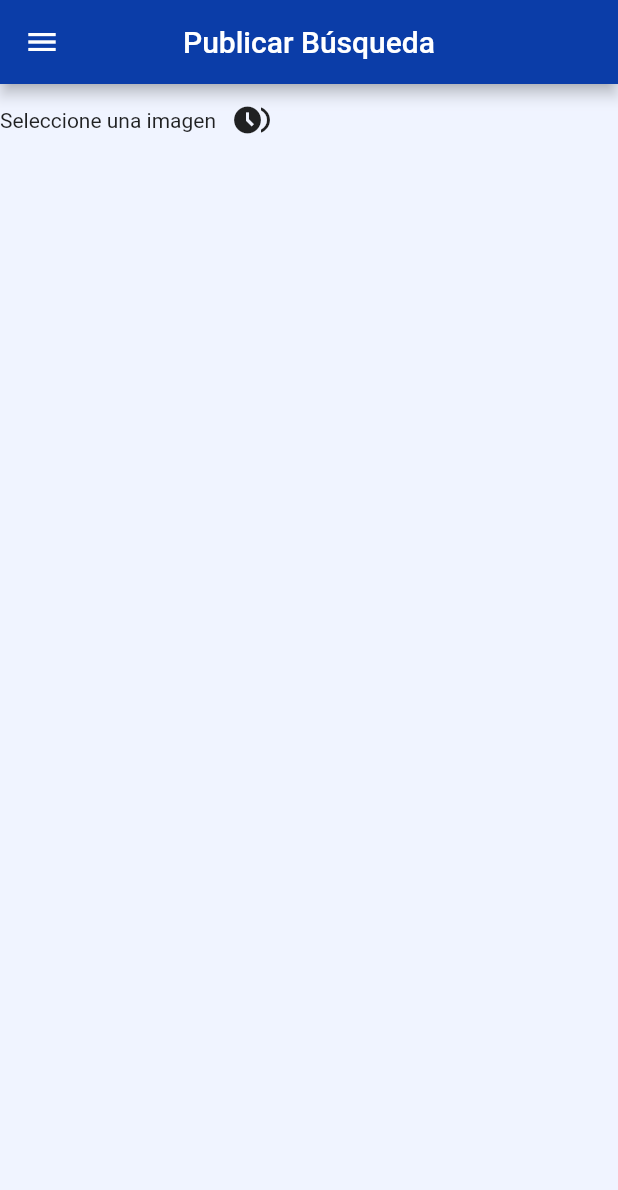
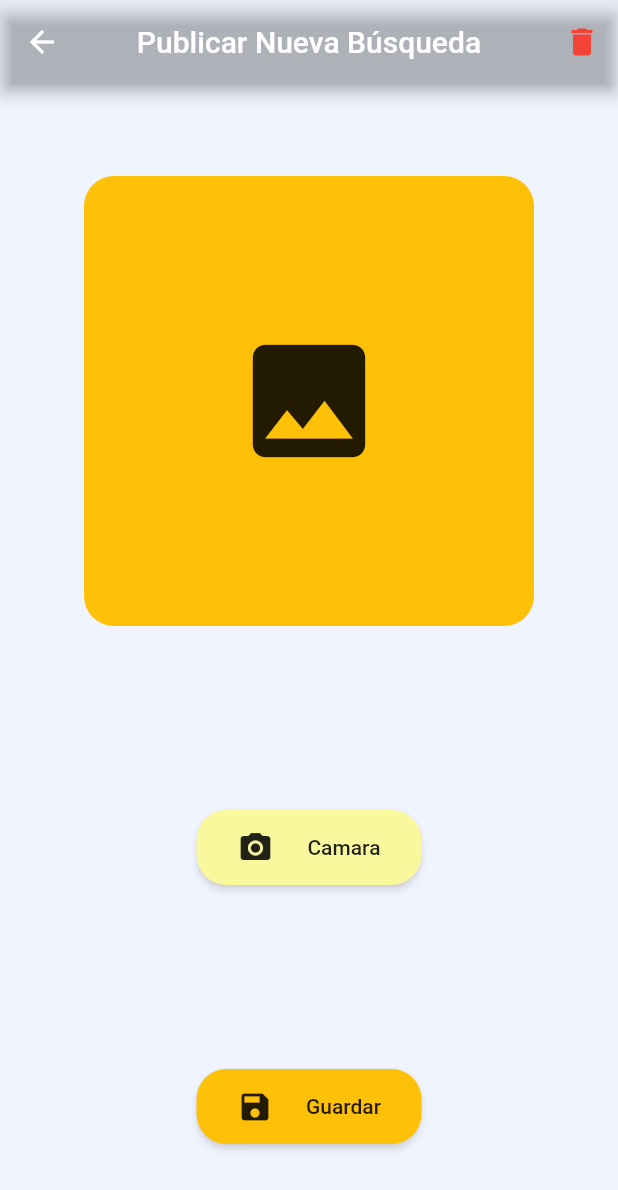
Before and after one commit to pao3cf/buscappme, a Flutter app: the PublicarBusquedaScreen screen opened by its route, on a phone screen of 412 x 824 dp. Shown: the top 1190 px of the screen. Run offline on Flutter 3.47's test engine with Material 2 defaults, Android fonts, the phone set to English and light mode, and no system bars; our stand-ins replace flutter_secure_storage, google_fonts, image_picker, shared_preferences, supabase_flutter; accounts and stored records are empty.

```diff
--- a/lib/main.dart
+++ b/lib/main.dart
@@ -1,3 +1,4 @@
+import 'package:buscappme/domain/providers/storage_provider.dart';
 import 'package:buscappme/domain/providers/theme_provider.dart';
 // import 'package:buscappme/onboarding/onboarding_page.dart';
 import 'package:buscappme/preferences/preferences.dart';
@@ -24,6 +25,9 @@ void main() async {
         ChangeNotifierProvider(
           create: (_) => AuthService(),
         ),
+        ChangeNotifierProvider(
+          create: (_) => StorageImageProvider(),
+        )
       ],
       child: const MyApp(),
     ),
--- a/lib/screen/busquedas/publicar_busqueda_screen.dart
+++ b/lib/screen/busquedas/publicar_busqueda_screen.dart
@@ -1,43 +1,104 @@
+import 'package:buscappme/domain/providers/storage_provider.dart';
 import 'package:flutter/material.dart';
-import 'package:buscappme/screen/drawer/drawerp.dart';
-import 'package:image_picker/image_picker.dart';
+import 'package:provider/provider.dart';
 
-class PublicarBusquedaScreen extends StatefulWidget {
+class PublicarBusquedaScreen extends StatelessWidget {
   const PublicarBusquedaScreen({super.key});
 
   @override
-  State<PublicarBusquedaScreen> createState() => _PublicarBusquedaScreenState();
-}
+  Widget build(BuildContext context) {
+    final storageProvider = Provider.of<StorageImageProvider>(context);
 
-class _PublicarBusquedaScreenState extends State<PublicarBusquedaScreen> {
-  XFile? _selectedImage;
-
-  @override
-  Widget build(BuildContext context) {
     return Scaffold(
-      drawer: const DrawerScreen(),
       appBar: AppBar(
-        backgroundColor: const Color.fromARGB(255, 11, 61, 168),
+        title: const Text('Publicar Nueva Búsqueda'),
         centerTitle: true,
-        title: const Text('Publicar Búsqueda'),
-      ),
-      body: Column(
-        children: [
-          Row(
-            children: [
-              const Text('Seleccione una imagen'),
-              IconButton(
-                  onPressed: () async {
-                    final XFile? image = await ImagePicker()
-                        .pickImage(source: ImageSource.gallery);
-                    setState(() {
-                      _selectedImage = image;
-                    });
-                  },
-                  icon: const Icon(Icons.browse_gallery))
-            ],
+        backgroundColor: Colors.transparent,
+        actions: [
+          IconButton(
+            onPressed: () {
+              storageProvider.activeCleanImage();
+            },
+            icon: const Icon(
+              Icons.delete,
+              color: Colors.red,
+            ),
           )
         ],
+      ),
+      body: Center(
+        child: Column(
+          mainAxisAlignment: MainAxisAlignment.spaceAround,
+          children: [
+            InkWell(
+              child: Container(
+                height: 300,
+                width: 300,
+                decoration: BoxDecoration(
+                  borderRadius: BorderRadius.circular(20),
+                  color: Colors.amber,
+                ),
+                child: (storageProvider.image != null)
+                    ? ClipRRect(
+                        borderRadius: BorderRadius.circular(20),
+                        child: SizedBox.fromSize(
+                          size: const Size.fromRadius(48),
+                          child: Image.file(
+                            storageProvider.image!,
+                            fit: BoxFit.cover,
+                          ),
+                        ),
+                      )
+                    : const Icon(
+                        Icons.photo,
+                        size: 100,
+                      ),
+              ),
+              onTap: () {
+                storageProvider.activeGalleryImage();
+              },
+            ),
+            SizedBox(
+              width: 150,
+              height: 50,
+              child: MaterialButton(
+                shape: RoundedRectangleBorder(
+                    borderRadius: BorderRadius.circular(20)),
+                color: const Color.fromARGB(255, 250, 248, 157),
+                onPressed: () {
+                  storageProvider.activeCamaraImage();
+                },
+                child: Row(
+                  mainAxisAlignment: MainAxisAlignment.spaceAround,
+                  children: const [
+                    Icon(Icons.camera_alt),
+                    Text('Camara'),
+                  ],
+                ),
+              ),
+            ),
+            SizedBox(
+              width: 150,
+              height: 50,
+              child: MaterialButton(
+                shape: RoundedRectangleBorder(
+                    borderRadius: BorderRadius.circular(20)),
+                color: Colors.amber,
+                onPressed: () {
+                  storageProvider.alertCustom(context);
+                  // storageProvider.guardarDB();
+                },
+                child: Row(
+                  mainAxisAlignment: MainAxisAlignment.spaceAround,
+                  children: const [
+                    Icon(Icons.save),
+                    Text('Guardar'),
+                  ],
+                ),
+              ),
+            ),
+          ],
+        ),
       ),
     );
   }
--- a/pubspec.yaml
+++ b/pubspec.yaml
@@ -44,6 +44,7 @@ dependencies:
   firebase_storage: ^11.0.7
   image_picker: ^0.8.6
   shared_preferences: ^2.0.15
+  supabase_flutter: ^1.2.2
 
 dev_dependencies:
   flutter_test:
```
Also changed, not shown: lib/domain/providers/storage_provider.dart (added, +194 -0 lines), pubspec.lock.
